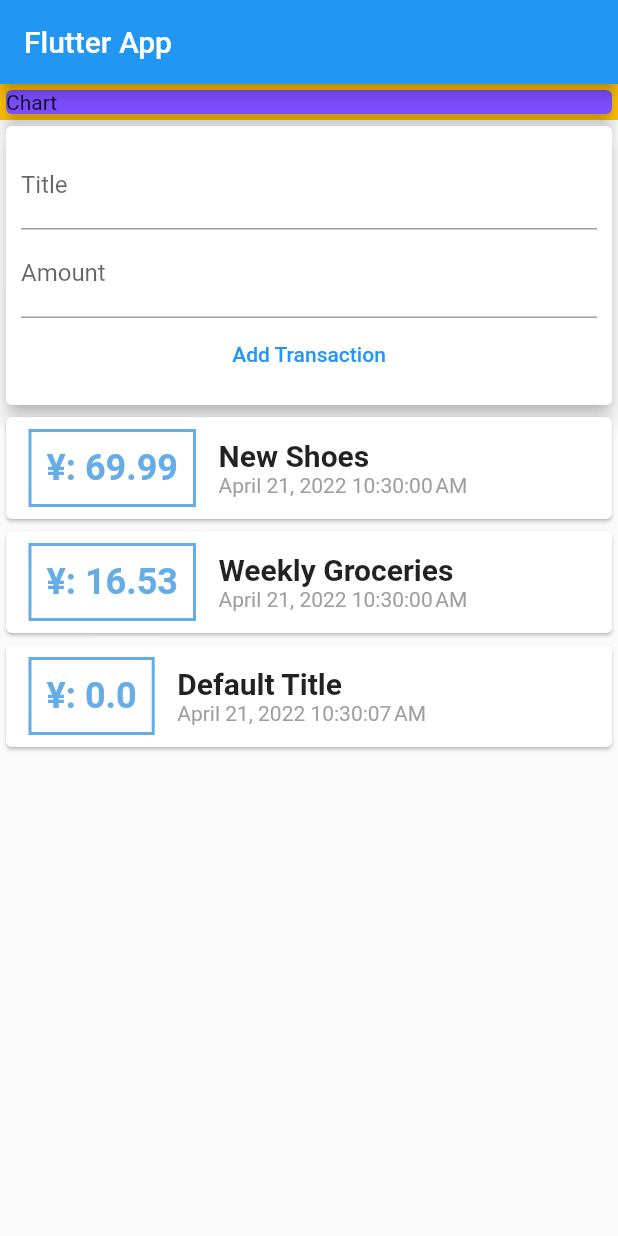
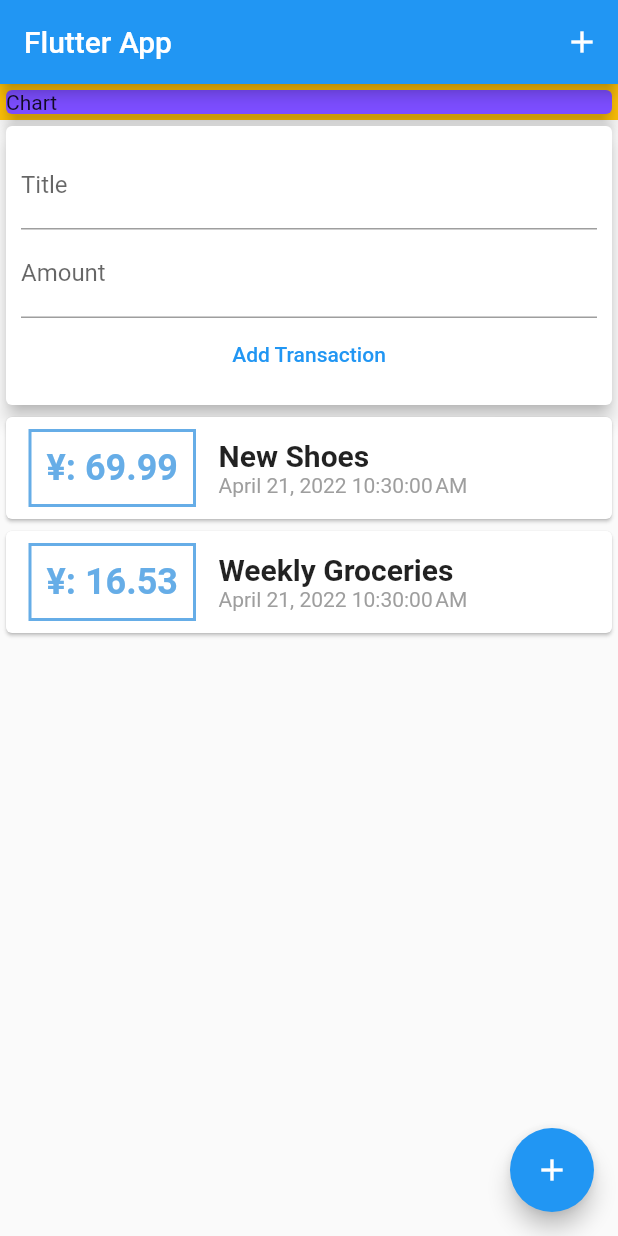
Before and after one commit to MertOzerdem/personal_expense_flutter, a Flutter app: the screen it shows after launch, after a tap on "Add Transaction", on a phone screen of 412 x 824 dp. Run offline on Flutter 3.47's test engine with Material 2 defaults, Android fonts, the phone set to English and light mode, and no system bars.

Commit message:
floating button

```diff
--- a/lib/main.dart
+++ b/lib/main.dart
@@ -1,5 +1,7 @@
 import 'package:flutter/material.dart';
+import 'widgets/new_transaction.dart';
 import '../widgets/user_transactions.dart';
+import '../widgets/new_transaction.dart';
 
 void main() => runApp(const MyApp());
 
@@ -9,6 +11,7 @@
   @override
   Widget build(BuildContext context) {
     return MaterialApp(
+      debugShowCheckedModeBanner: false,
       title: 'Flutter App',
       home: MyHomePage(),
     );
@@ -19,6 +22,20 @@
   final titleController = TextEditingController();
   final amountController = TextEditingController();
 
+  void startAddNewTransaction(BuildContext context) {
+    showModalBottomSheet(
+        context: context,
+        builder: (_) {
+          return NewTransaction(
+            onClick: (String title, double amount) {
+              Navigator.of(context).pop();
+              titleController.clear();
+              amountController.clear();
+            },
+          );
+        });
+  }
+
   MyHomePage({Key? key}) : super(key: key);
 
   @override
@@ -26,6 +43,9 @@
     return Scaffold(
       appBar: AppBar(
         title: const Text('Flutter App'),
+        actions: <Widget>[
+          IconButton(icon: Icon(Icons.add), onPressed: () {}),
+        ],
       ),
       body: SingleChildScrollView(
         child: Column(
@@ -44,6 +64,10 @@
               const UserTransactions(),
             ]),
       ),
+      floatingActionButton: FloatingActionButton(
+        child: const Icon(Icons.add),
+        onPressed: () {},
+      ),
     );
   }
 }
--- a/lib/widgets/new_transaction.dart
+++ b/lib/widgets/new_transaction.dart
@@ -6,6 +6,17 @@
   final Function onClick;
 
   NewTransaction({required this.onClick, Key? key}) : super(key: key);
+
+  void submitData() {
+    final enteredTitle = titleController.text != '' ? titleController.text : 'Default Title';
+    final enteredAmount = double.parse(amountController.text != '' ? amountController.text : '0.0');
+
+    if (enteredTitle.isEmpty || enteredAmount <= 0) {
+      return;
+    }
+
+    onClick(enteredTitle, enteredAmount);
+  }
 
   @override
   Widget build(BuildContext context) {
@@ -16,21 +27,21 @@
           child: Column(
             children: <Widget>[
               TextField(
-                decoration: InputDecoration(labelText: 'Title'),
+                decoration: const InputDecoration(labelText: 'Title'),
                 controller: titleController,
+                onSubmitted: (_) => submitData(),
                 // onChanged: (String value) {
                 //   inputTitle = value;
                 // },
               ),
               TextField(
-                decoration: InputDecoration(labelText: 'Amount'),
+                decoration: const InputDecoration(labelText: 'Amount'),
                 controller: amountController,
+                keyboardType: const TextInputType.numberWithOptions(decimal: true),
+                onSubmitted: (_) => submitData(),
               ),
               TextButton(
-                onPressed: () {
-                  onClick(titleController.text != '' ? titleController.text : 'Default Title',
-                      double.parse(amountController.text != '' ? amountController.text : '0.0'));
-                },
+                onPressed: submitData,
                 child: const Text('Add Transaction'),
               ),
             ],
--- a/lib/widgets/transaction_list.dart
+++ b/lib/widgets/transaction_list.dart
@@ -25,7 +25,7 @@
                           width: 2.0,
                           style: BorderStyle.solid)),
                   padding: const EdgeInsets.all(10),
-                  child: Text('¥: ${transactions[index].amount}',
+                  child: Text('¥: ${transactions[index].amount.toStringAsFixed(2)}',
                       style: const TextStyle(
                           fontSize: 24,
                           fontWeight: FontWeight.bold,
```
